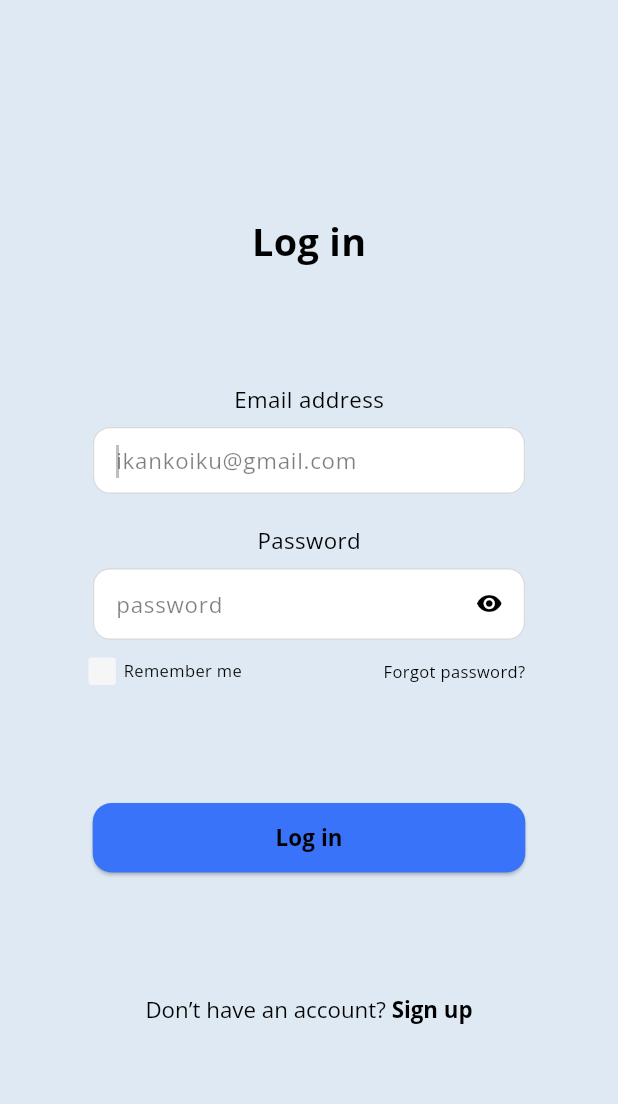
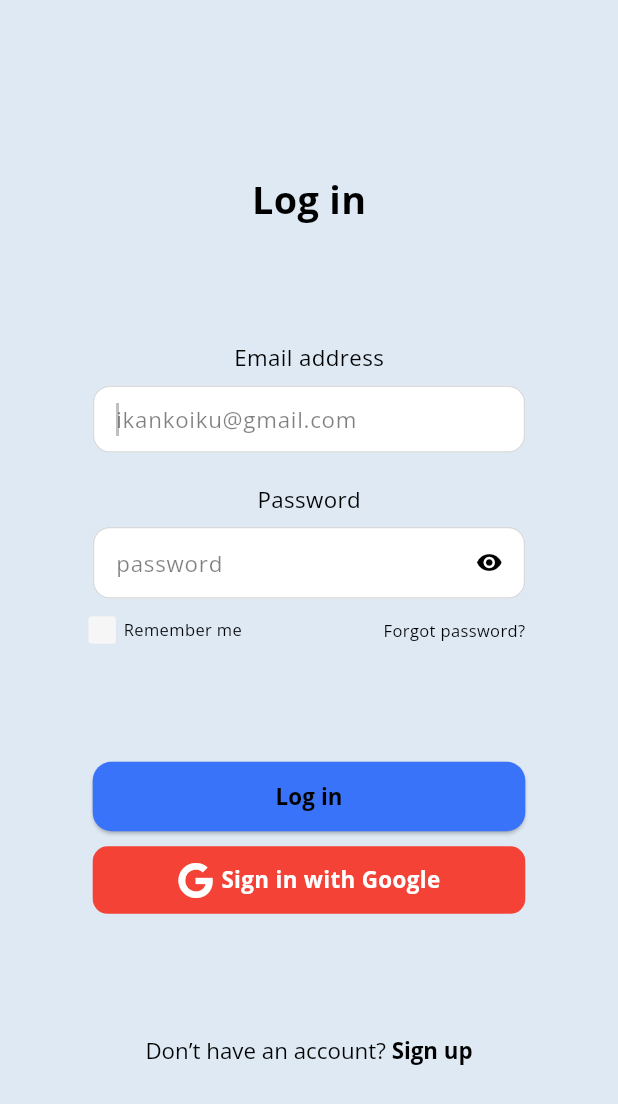
Before and after one commit to ZaeNau/TA-Capstone-Project_AquaKoi, a Flutter app: the screen it shows after launch, on a phone screen of 412 x 824 dp. Shown: the top 1104 px of the screen. Run offline on Flutter 3.47's test engine with Material 3 defaults, Android fonts, the phone set to English and light mode, and no system bars; our stand-ins replace cached_network_image, firebase_auth, firebase_core, firebase_database, flutter_svg, fluttertoast and 5 more; accounts and stored records are empty.

Commit message:
add google sign in

```diff
--- a/AquaKoi-main/lib/Presentation/login_screen.dart
+++ b/AquaKoi-main/lib/Presentation/login_screen.dart
@@ -3,6 +3,10 @@ import 'package:firebase_auth/firebase_auth.dart';
 import 'package:koiaqua/widgets/custom_elevated_button.dart';
 import '../widgets/custom_text_form_field.dart';
 import '../widgets/custom_checkbox_button.dart';
+import 'package:google_sign_in/google_sign_in.dart';
+import 'package:font_awesome_flutter/font_awesome_flutter.dart';
+import 'package:koiaqua/common/toast.dart';
+
 import '../core/app_export.dart';
 
 class LoginScreen extends StatefulWidget {
@@ -23,7 +27,7 @@ class _LoginScreenState extends State<LoginScreen> {
   @override
 Widget build(BuildContext context) {
    final screenWidth = MediaQuery.of(context).size.width;
-  final containerWidth = screenWidth * 0.7; //
+  final containerWidth = screenWidth * 0.7;
 
 
   return SafeArea(
@@ -93,7 +97,6 @@ Widget build(BuildContext context) {
                   ],
                 ),
               ),
-
                   SizedBox(height: 61.v),
                   CustomElevatedButton(
                     width: containerWidth,
@@ -103,6 +106,36 @@ Widget build(BuildContext context) {
                       onTapLogIn(context);
                     },
                   ),
+                  SizedBox(height: 10,),
+                  GestureDetector(
+                    onTap: () {
+                      _signInWithGoogle();
+                    },
+                  child: Container(
+                  width: containerWidth,
+                  height: 45,
+                  decoration: BoxDecoration(
+                  color: Colors.red,
+                  borderRadius: BorderRadius.circular(10),
+                  ),
+                  child: const Center(
+                    child: Row(
+                      mainAxisAlignment: MainAxisAlignment.center,
+                      children: [
+                        Icon(FontAwesomeIcons.google, color: Colors.white,),
+                        SizedBox(width: 5,),
+                        Text(
+                          "Sign in with Google",
+                          style: TextStyle(
+                            color: Colors.white,
+                            fontWeight: FontWeight.bold,
+                          ),
+                        ),
+                      ],
+                    ),
+                  ),
+                ),
+              ),
                   SizedBox(height: 63.v),
                   GestureDetector(
                     onTap: () {
@@ -153,6 +186,8 @@ Widget build(BuildContext context) {
     );
   }
 
+
+
   /// Handles login action with Firebase Authentication.
 void onTapLogIn(BuildContext context) async {
   if (_formKey.currentState!.validate()) {
@@ -191,6 +226,35 @@ void onTapLogIn(BuildContext context) async {
     }
   }
 }
+/// Handles login action with Google Authentication.
+
+  _signInWithGoogle()async{
+
+    final GoogleSignIn _googleSignIn = GoogleSignIn();
+
+    try {
+
+      final GoogleSignInAccount? googleSignInAccount = await _googleSignIn.signIn();
+
+      if(googleSignInAccount != null ){
+        final GoogleSignInAuthentication googleSignInAuthentication = await
+        googleSignInAccount.authentication;
+
+        final AuthCredential credential = GoogleAuthProvider.credential(
+          idToken: googleSignInAuthentication.idToken,
+          accessToken: googleSignInAuthentication.accessToken,
+        );
+
+        await FirebaseAuth.instance.signInWithCredential(credential);
+        Navigator.pushNamed(context, AppRoutes.dashboardScreen);
+      }
+
+    }catch(e) {
+    showToast(message: "some error occured $e");
+    }
+  }
+
+}
 
   /// Navigates to the registerScreen when the action is triggered.
   void onTapTxtDonthaveanaccount(BuildContext context) {
@@ -206,12 +270,3 @@ void onTapLogIn(BuildContext context) async {
   void _focusNextField(BuildContext context, FocusNode nextFocus) {
     FocusScope.of(context).requestFocus(nextFocus);
   }
-
-  @override
-  void dispose() {
-    emailController.dispose();
-    passwordController.dispose();
-    passwordFocusNode.dispose();
-    super.dispose();
-  }
-}
--- a/AquaKoi-main/pubspec.yaml
+++ b/AquaKoi-main/pubspec.yaml
@@ -18,6 +18,8 @@ dependencies:
   getwidget: ^4.0.0
   image_picker: ^0.8.4+3
   shared_preferences: ^2.0.6
+  font_awesome_flutter: ^10.6.0
+  google_sign_in: ^6.1.5
 
 dev_dependencies:
   flutter_test:
```
Also changed, not shown: AquaKoi-main/pubspec.lock, 1 other file.
